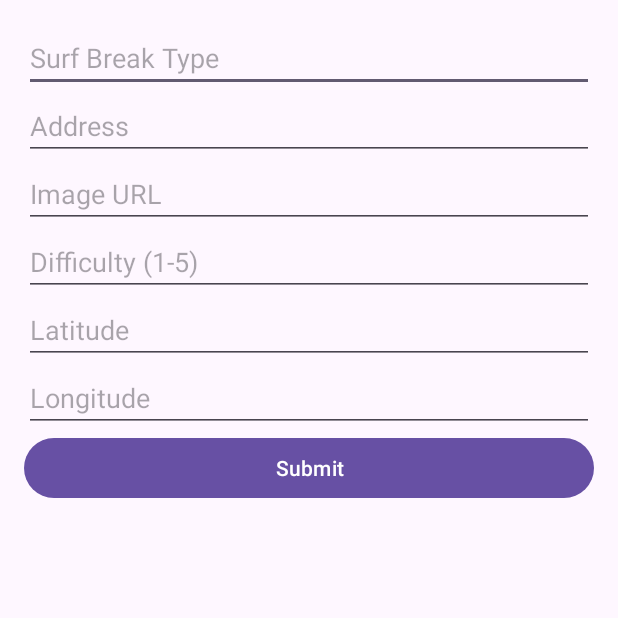
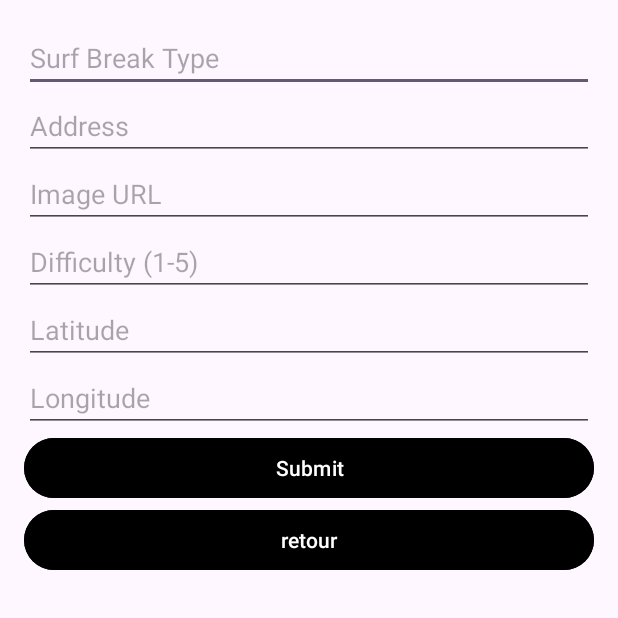
Before and after one commit to solena8/Natena_projet_mobile, an Android app built with Jetpack Compose: the AddSpotActivity screen opened directly, with no data from a screen before it, on a phone screen of 412 x 824 dp, the top half of it. Run offline under Robolectric (Android 15) with nearby library versions, the phone set to English and light mode, and no system bars; network calls fail.

Commit message:
fix buttons

```diff
--- a/app/src/main/java/com/example/natena/models/AddSpotActivity.kt
+++ b/app/src/main/java/com/example/natena/models/AddSpotActivity.kt
@@ -1,11 +1,13 @@
 package com.example.natena.models
 
+import android.content.Intent
 import android.os.Bundle
 import android.widget.Button
 import android.widget.EditText
 import android.widget.Toast
 import androidx.appcompat.app.AppCompatActivity
 import androidx.lifecycle.lifecycleScope
+import com.example.natena.MainActivity
 import com.example.natena.R
 import com.example.natena.network.SurfSpotApi
 import kotlinx.coroutines.launch
@@ -21,6 +23,8 @@ class AddSpotActivity : AppCompatActivity() {
     private lateinit var etLatitude: EditText
     private lateinit var etLongitude: EditText
     private lateinit var btnSubmit: Button
+    private lateinit var home: Button
+
 
     override fun onCreate(savedInstanceState: Bundle?) {
         super.onCreate(savedInstanceState)
@@ -38,6 +42,8 @@ class AddSpotActivity : AppCompatActivity() {
         etLatitude = findViewById(R.id.etLatitude)
         etLongitude = findViewById(R.id.etLongitude)
         btnSubmit = findViewById(R.id.btnSubmit)
+        home = findViewById<Button>(R.id.home)
+
     }
 
     private fun setupListeners() {
@@ -45,6 +51,12 @@ class AddSpotActivity : AppCompatActivity() {
             if (validateInput()) {
                 submitSpot()
             }
+        }
+        // Set a click listener for the home button
+        home.setOnClickListener {
+            // Create an intent to navigate back to the MainActivity
+            val intent = Intent(this@AddSpotActivity, MainActivity::class.java)
+            startActivity(intent)
         }
     }
 
@@ -77,6 +89,9 @@ class AddSpotActivity : AppCompatActivity() {
             } catch (e: Exception) {
                 Toast.makeText(this@AddSpotActivity, "Error: ${e.message}", Toast.LENGTH_SHORT).show()
             }
+
+
         }
+
     }
 }
--- a/app/src/main/java/com/example/natena/models/Spot.kt
+++ b/app/src/main/java/com/example/natena/models/Spot.kt
@@ -9,6 +9,9 @@ data class Spot(
     val type: String,     // Type or category of the spot
     val address: String,  // Address or location of the spot
     val url: String,       // URL for an image or additional information about the spot
+    val main: Int,
+    val latitude: Double,
+    val longitude: Double,
     val difficulty: Int
 )
 
@@ -20,5 +23,8 @@ fun SpotDto.toSpot() = Spot(
     type = type,         // Map type from SpotDto to Spot
     address = address,   // Map address from SpotDto to Spot
     url = url,            // Map url from SpotDto to Spot
+    main = main,
+    latitude = latitude,
+    longitude = longitude,
     difficulty = difficulty
 )
--- a/app/src/main/res/layout/activity_add_spot.xml
+++ b/app/src/main/res/layout/activity_add_spot.xml
@@ -46,8 +46,19 @@
 
     <Button
             android:id="@+id/btnSubmit"
+            android:backgroundTint="@android:color/black"
             android:layout_width="match_parent"
             android:layout_height="wrap_content"
             android:text="Submit" />
 
+    <Button
+            android:id="@+id/home"
+            android:layout_width="match_parent"
+            android:layout_height="wrap_content"
+            android:backgroundTint="@android:color/black"
+            android:text="retour"
+            android:textColor="@android:color/white"
+            android:textSize="14sp"
+            />
+
 </LinearLayout>
--- a/app/src/main/res/layout/activity_main.xml
+++ b/app/src/main/res/layout/activity_main.xml
@@ -30,7 +30,7 @@
     <!-- Bouton en dessous de la liste -->
     <Button
             android:id="@+id/fabAddSpot"
-            android:layout_width="wrap_content"
+            android:layout_width="match_parent"
             android:layout_height="wrap_content"
             android:layout_marginBottom="16dp"
             android:backgroundTint="@android:color/black"
--- a/app/src/main/res/layout/activity_single_spot.xml
+++ b/app/src/main/res/layout/activity_single_spot.xml
@@ -65,8 +65,8 @@
     <Button
             android:id="@+id/home"
             android:layout_marginTop="16dp"
-            android:layout_width="90dp"
-            android:layout_height="48dp"
+            android:layout_width="match_parent"
+            android:layout_height="wrap_content"
             android:layout_weight="1"
             android:backgroundTint="@android:color/black"
             android:text="retour"
```
Also changed, not shown: 2 other files.
